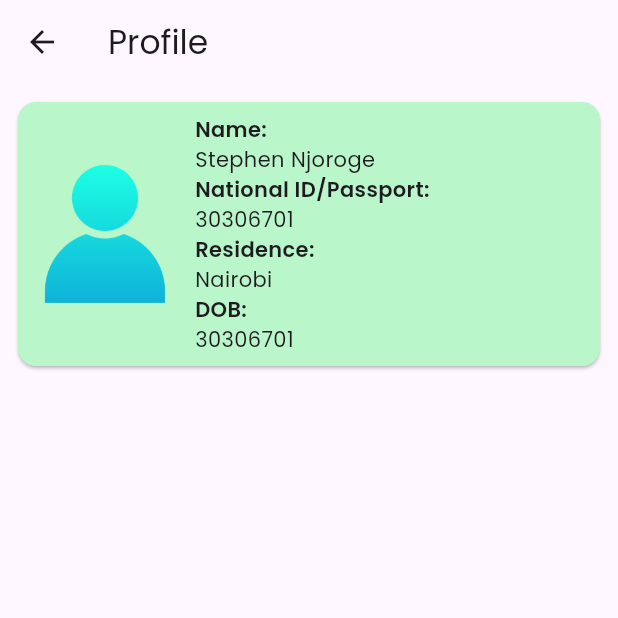
After one commit to stevenjoro098/Sacco-Flutter-App, a Flutter app: the userProfile screen opened directly, on a phone screen of 412 x 824 dp, the top half of it. The commit adds this screen. Run offline on Flutter 3.47's test engine with Material 3 defaults, Android fonts, the light colour scheme and no system bars; network calls fail; Roboto replaces fonts that are missing (poppins).

Commit message:
UI updates and User Profile page

```diff
--- /dev/null
+++ b/lib/profile.dart
@@ -0,0 +1,55 @@
+import 'package:flutter/material.dart';
+
+class userProfile extends StatefulWidget {
+  const userProfile({super.key});
+
+  @override
+  State<userProfile> createState() => _userProfileState();
+}
+
+class _userProfileState extends State<userProfile> {
+  @override
+  Widget build(BuildContext context) {
+    return Scaffold(
+      appBar: AppBar(
+        title: Text('Profile'),
+      ),
+      body: Padding(
+        padding: const EdgeInsets.all(8.0),
+        child: Column(
+          children: [
+              Card(
+                color: Colors.greenAccent[100],
+                child: Padding(
+                  padding: const EdgeInsets.all(8.0),
+                  child: Row(
+                    children: [
+                      Column(
+                        children: [
+                          Image.asset('assets/images/profile.png', width: 100, height: 100,)
+                        ],
+                      ),
+                      const SizedBox(width: 10,),
+                      const Column(
+                        crossAxisAlignment: CrossAxisAlignment.start,
+                        children: [
+                          Text('Name:', style: TextStyle(fontWeight: FontWeight.bold),),
+                          Text('Stephen Njoroge'),
+                          Text('National ID/Passport:', style: TextStyle(fontWeight: FontWeight.bold),),
+                          Text("30306701"),
+                          Text('Residence:', style: TextStyle(fontWeight: FontWeight.bold),),
+                          Text("Nairobi"),
+                          Text('DOB:',style: TextStyle(fontWeight: FontWeight.bold),),
+                          Text("30306701"),
+                        ],
+                      )
+                    ],
+                  ),
+                ),
+              )
+          ],
+        ),
+      ),
+    );
+  }
+}
--- a/pubspec.yaml
+++ b/pubspec.yaml
@@ -66,6 +66,7 @@ flutter:
      - assets/images/loan.png
      - assets/images/mpesa.png
      - assets/images/cost.png
+     - assets/images/profile.png
 
 
   # An image asset can refer to one or more resolution-specific "variants", see
```
Also changed, not shown: lib/main.dart (+97 -22 lines), lib/make_contribution.dart (+6 -2 lines), lib/view_history.dart (+22 -11 lines), assets/images/profile.png (added).
